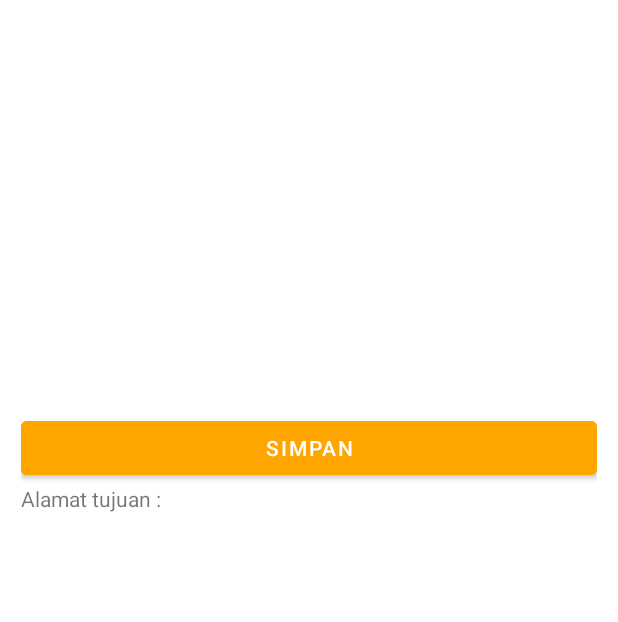
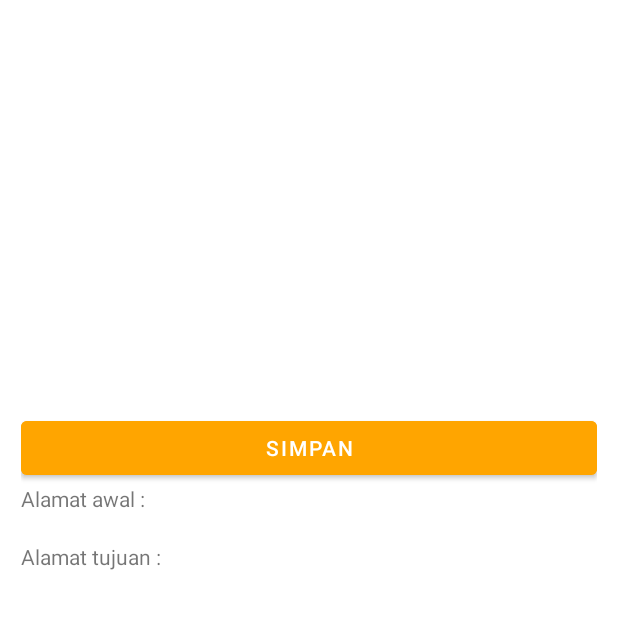
Before and after one commit to jonathanvalentino/PAM_Tugas3, an Android app: the EditActivity screen opened directly, with no data from a screen before it, on a phone screen of 412 x 824 dp, the part 614-1236 px from its top. Run offline under Robolectric (Android 15) with nearby library versions, the phone set to English and light mode, and no system bars; our stand-ins replace Firebase (no records; nobody signed in at launch, a user with empty details on screens opened directly); libraries missing offline, so code that uses them is left out: cn.pedant.

Commit message:
Done update data, third assignment of PAM done

```diff
--- a/app/src/main/java/com/jonathan/pam_tugas3/EditActivity.java
+++ b/app/src/main/java/com/jonathan/pam_tugas3/EditActivity.java
@@ -39,7 +39,7 @@ public class EditActivity extends AppCompatActivity implements OnMapReadyCallbac
 
     private EditText senderName, numCellSender, recipientName, numCellRecipient, jenis;
     private Button btnSave;
-    private TextView txtLatitude, txtLongitude, address;
+    private TextView txtLatitude, txtLongitude, address, txtAdressAwal;
     private FirebaseFirestore db = FirebaseFirestore.getInstance();
     private String id = "";
     private GoogleMap gMap;
@@ -51,15 +51,16 @@ public class EditActivity extends AppCompatActivity implements OnMapReadyCallbac
         protected void onCreate(Bundle savedInstanceState) {
             super.onCreate(savedInstanceState);
             setContentView(R.layout.activity_edit);
-            senderName = findViewById(R.id.senderName);
-            numCellRecipient = findViewById(R.id.numCellRecipient);
-            numCellSender = findViewById(R.id.numCellSender);
-            recipientName = findViewById(R.id.recipientName);
-            jenis = findViewById(R.id.jenis);
+            senderName = (EditText) findViewById(R.id.senderName);
+            numCellRecipient = (EditText) findViewById(R.id.numCellRecipient);
+            numCellSender = (EditText) findViewById(R.id.numCellSender);
+            recipientName = (EditText) findViewById(R.id.recipientName);
+            jenis = (EditText) findViewById(R.id.jenis);
             btnSave = findViewById(R.id.btn_save);
             txtLongitude = findViewById(R.id.txtLongitude);
             txtLatitude = findViewById(R.id.txtLatitude);
             address = findViewById(R.id.txtAddress);
+            txtAdressAwal = findViewById(R.id.txtAddressAwal);
 
             SupportMapFragment supportMapFragment = (SupportMapFragment) getSupportFragmentManager().findFragmentById(R.id.map);
             assert supportMapFragment != null;
@@ -84,6 +85,30 @@ public class EditActivity extends AppCompatActivity implements OnMapReadyCallbac
                 }
                 else{
                     //set data2 ke db
+                    DocumentReference order = db.collection("orders").document(id);
+                    order.get().addOnCompleteListener(task -> {
+                        if (task.isSuccessful()) {
+                            DocumentSnapshot document = task.getResult();
+                            if (document.exists()) {
+
+                                order.update("pengirim.Sender name",senderName.getText().toString());
+                                order.update("pengirim.Sender phone number",numCellSender.getText().toString());
+                                order.update("name", senderName.getText().toString());
+                                order.update("penerima.Recipient name",recipientName.getText().toString());
+                                order.update("penerima.Recipient phone number",numCellRecipient.getText().toString());
+
+                                order.update("jenis barang", jenis.getText().toString());
+                                if(selectedPlace != null) {
+                                    order.update("penerima.latDelivery", selectedPlace.latitude);
+                                    order.update("penerima.lngDelivery", selectedPlace.longitude);
+                                }
+                                order.update("penerima.Recipient delivery address", address.getText().toString());
+
+                            }
+                            }
+                        });
+                    startActivity(new Intent(getApplicationContext(), ListActivity.class)
+                            .putExtra("success",true));
                 }
             });
 
@@ -135,7 +160,7 @@ public class EditActivity extends AppCompatActivity implements OnMapReadyCallbac
                     Map<String, Object> pengirim = (Map<String, Object>) document.getData().get("pengirim");
 
                     numCellSender.setText(pengirim.get("Sender phone number").toString());
-
+                    txtAdressAwal.setText(pengirim.get("Sender pickup address").toString());
                     Map<String, Object> penerima = (Map<String, Object>) document.getData().get("penerima");
                     numCellRecipient.setText(penerima.get("Recipient phone number").toString());
                     recipientName.setText(penerima.get("Recipient name").toString());
--- a/app/src/main/java/com/jonathan/pam_tugas3/SenderActivity.java
+++ b/app/src/main/java/com/jonathan/pam_tugas3/SenderActivity.java
@@ -225,7 +225,7 @@ public class SenderActivity extends AppCompatActivity implements OnMapReadyCallb
 
         String name = senderName.getText().toString();
 
-        pengirim.put("Sender_name ", senderName.getText().toString());
+        pengirim.put("Sender name", senderName.getText().toString());
         pengirim.put("Sender phone number", numCell.getText().toString());
         pengirim.put("Sender pickup address", txtAddress.getText().toString());
 
--- a/app/src/main/res/layout/activity_edit.xml
+++ b/app/src/main/res/layout/activity_edit.xml
@@ -121,6 +121,16 @@
         <TextView
             android:layout_width="wrap_content"
             android:layout_height="wrap_content"
+            android:text="Alamat awal : "
+            />
+        <TextView
+            android:id="@+id/txtAddressAwal"
+            android:layout_width="wrap_content"
+            android:layout_height="wrap_content"
+            />
+        <TextView
+            android:layout_width="wrap_content"
+            android:layout_height="wrap_content"
             android:text="Alamat tujuan : "
             />
         <TextView
```
Also changed, not shown: app/src/main/java/com/jonathan/pam_tugas3/ListActivity.java (+12 -0 lines).
